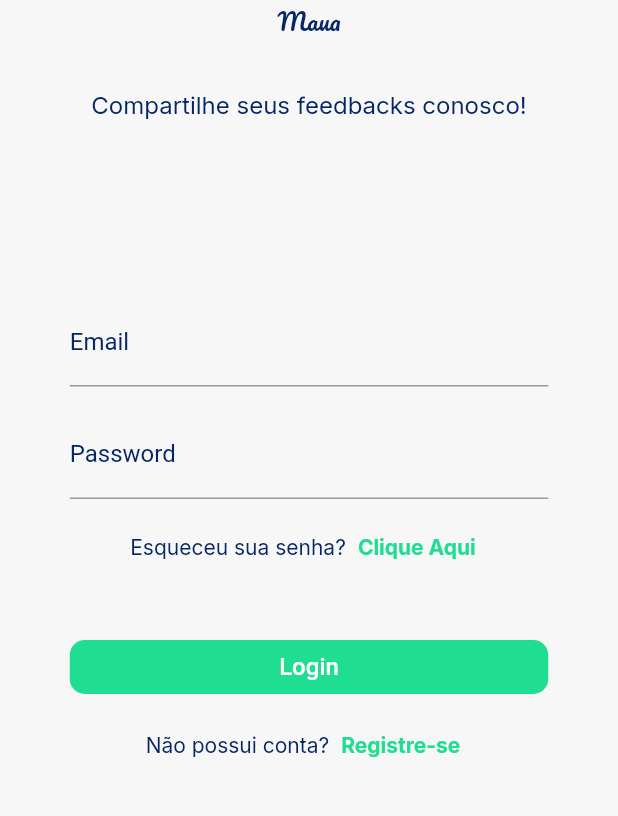
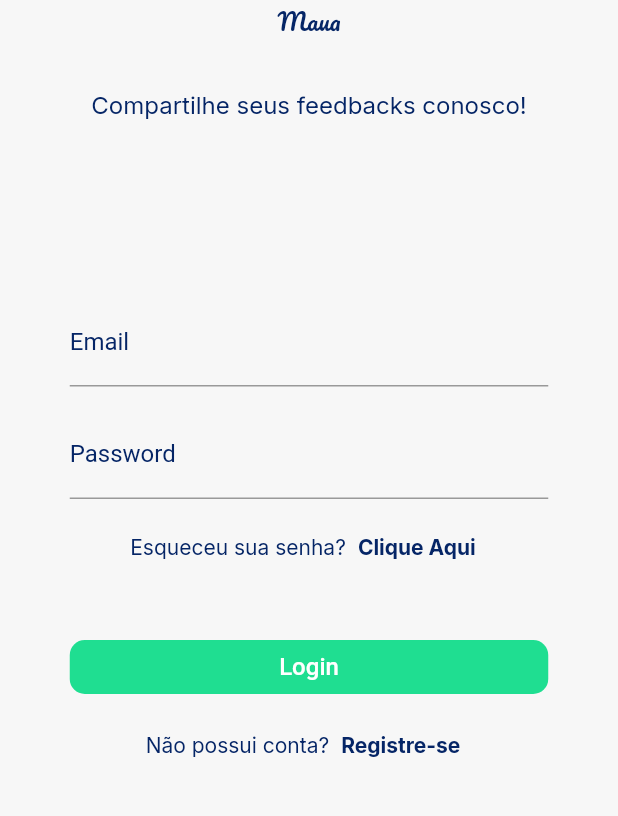
Before and after one commit to BRUNO-FEVE/Diz_Ai_Maua, a Flutter app: the screen it shows after launch, on a phone screen of 412 x 824 dp, the part 386-1202 px from its top. Run offline on Flutter 3.47's test engine with Material 2 defaults, Android fonts, the light colour scheme and no system bars; our stand-ins replace animated_splash_screen, font_awesome_flutter, google_fonts.

Commit message:
fixing colors

```diff
--- a/lib/pages/login_page.dart
+++ b/lib/pages/login_page.dart
@@ -67,8 +67,7 @@ class LoginPage extends StatelessWidget {
                         onPressed: () {},
                         child: Text('Clique Aqui',
                             style: GoogleFonts.inter(
-                                color: lightGreen,
-                                fontWeight: FontWeight.bold)))
+                                color: darkBlue, fontWeight: FontWeight.bold)))
                   ],
                 ),
               ),
@@ -105,7 +104,7 @@ class LoginPage extends StatelessWidget {
                       onPressed: () {},
                       child: Text('Registre-se',
                           style: GoogleFonts.inter(
-                              color: lightGreen, fontWeight: FontWeight.bold)))
+                              color: darkBlue, fontWeight: FontWeight.bold)))
                 ],
               )
             ],
```
